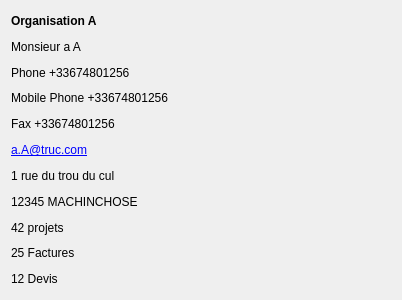
Before: the Qt Designer form src/widgets/customerdatawidget.ui in FACT-Team/FactDev, drawn with Qt 5.
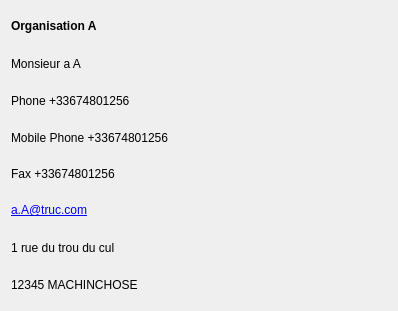
After: the same form once the commit is applied. Icons and pictures are not drawn.

What changed in the file:
```diff
--- a/src/widgets/customerdatawidget.ui
+++ b/src/widgets/customerdatawidget.ui
@@ -6,8 +6,8 @@
    <rect>
     <x>0</x>
     <y>0</y>
-    <width>400</width>
-    <height>300</height>
+    <width>398</width>
+    <height>311</height>
    </rect>
   </property>
   <property name="windowTitle">
@@ -15,68 +15,10 @@
   </property>
   <layout class="QGridLayout" name="gridLayout">
    <item row="0" column="0">
-    <layout class="QGridLayout" name="gridLayout_4">
-     <item row="3" column="0">
-      <widget class="QLabel" name="lbMobilePhone">
-       <property name="text">
-        <string>Mobile Phone +33674801256</string>
-       </property>
-      </widget>
-     </item>
-     <item row="9" column="0">
-      <widget class="QLabel" name="lbNbBill">
-       <property name="text">
-        <string>25 Factures</string>
-       </property>
-      </widget>
-     </item>
-     <item row="10" column="0">
-      <widget class="QLabel" name="lbNbDev">
-       <property name="text">
-        <string>12 Devis</string>
-       </property>
-      </widget>
-     </item>
-     <item row="6" column="0">
-      <widget class="QLabel" name="lbAddress">
-       <property name="text">
-        <string>1 rue du trou du cul </string>
-       </property>
-      </widget>
-     </item>
-     <item row="7" column="0">
-      <widget class="QLabel" name="lbPostalCodeCityCountry">
-       <property name="text">
-        <string>12345 MACHINCHOSE</string>
-       </property>
-      </widget>
-     </item>
-     <item row="5" column="0">
-      <widget class="QLabel" name="lbEmail">
-       <property name="text">
-        <string>&lt;html&gt;&lt;head/&gt;&lt;body&gt;&lt;p&gt;&lt;a href=&quot;#&quot;&gt;&lt;span style=&quot; text-decoration: underline; color:#0000ff;&quot;&gt;a.A@truc.com&lt;/span&gt;&lt;/a&gt;&lt;/p&gt;&lt;/body&gt;&lt;/html&gt;</string>
-       </property>
-      </widget>
-     </item>
-     <item row="1" column="0">
-      <widget class="QLabel" name="lbName">
-       <property name="text">
-        <string>Monsieur a A</string>
-       </property>
-      </widget>
-     </item>
-     <item row="8" column="0">
-      <widget class="QLabel" name="lbNbProject">
-       <property name="text">
-        <string>42 projets</string>
-       </property>
-      </widget>
-     </item>
-     <item row="0" column="0">
       <widget class="QLabel" name="lbCompany">
        <property name="minimumSize">
         <size>
-         <width>380</width>
+       <width>0</width>
          <height>0</height>
         </size>
        </property>
@@ -89,21 +31,54 @@
        </property>
       </widget>
      </item>
-     <item row="4" column="0">
+   <item row="6" column="0">
+    <widget class="QLabel" name="lbEmail">
+     <property name="text">
+      <string>&lt;html&gt;&lt;head/&gt;&lt;body&gt;&lt;p&gt;&lt;a href=&quot;#&quot;&gt;&lt;span style=&quot; text-decoration: underline; color:#0000ff;&quot;&gt;a.A@truc.com&lt;/span&gt;&lt;/a&gt;&lt;/p&gt;&lt;/body&gt;&lt;/html&gt;</string>
+     </property>
+    </widget>
+   </item>
+   <item row="5" column="0">
       <widget class="QLabel" name="lbFax">
        <property name="text">
         <string>Fax +33674801256</string>
        </property>
       </widget>
      </item>
-     <item row="2" column="0">
+   <item row="7" column="0">
+    <widget class="QLabel" name="lbAddress">
+     <property name="text">
+      <string>1 rue du trou du cul </string>
+     </property>
+    </widget>
+   </item>
+   <item row="8" column="0">
+    <widget class="QLabel" name="lbPostalCodeCityCountry">
+     <property name="text">
+      <string>12345 MACHINCHOSE</string>
+     </property>
+    </widget>
+   </item>
+   <item row="3" column="0">
       <widget class="QLabel" name="lbPhone">
        <property name="text">
         <string>Phone +33674801256</string>
        </property>
       </widget>
      </item>
-    </layout>
+   <item row="2" column="0">
+    <widget class="QLabel" name="lbName">
+     <property name="text">
+      <string>Monsieur a A</string>
+     </property>
+    </widget>
+   </item>
+   <item row="4" column="0">
+    <widget class="QLabel" name="lbMobilePhone">
+     <property name="text">
+      <string>Mobile Phone +33674801256</string>
+     </property>
+    </widget>
    </item>
   </layout>
  </widget>
```
Lines whose indentation alone changed are shown as unchanged.
